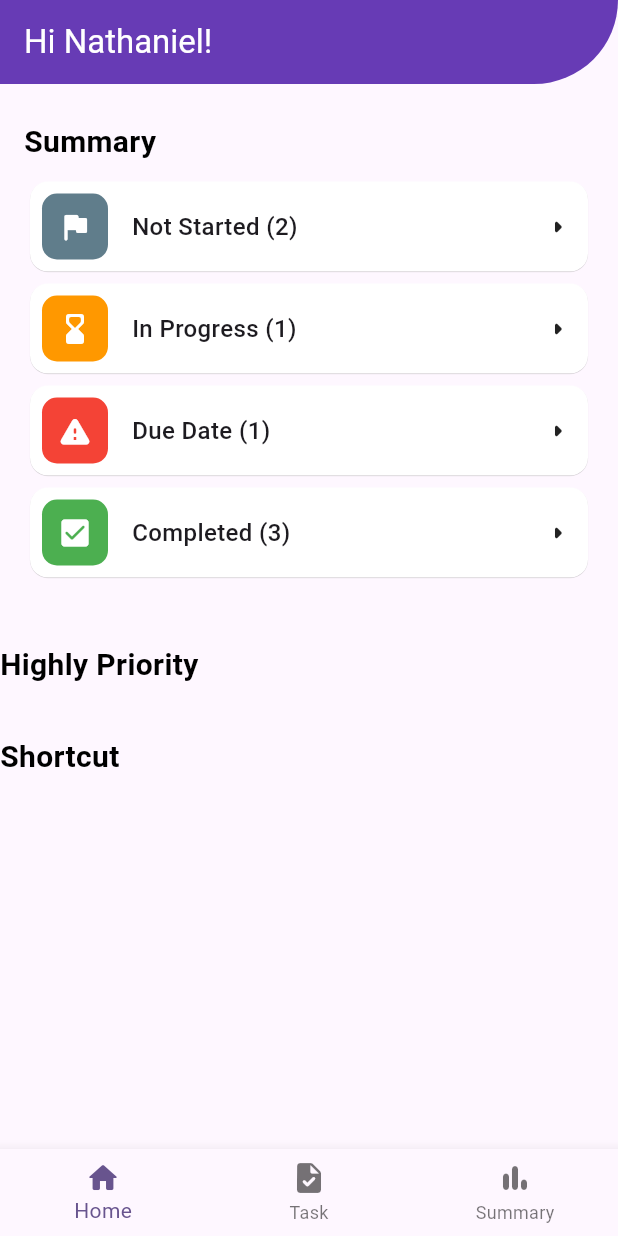
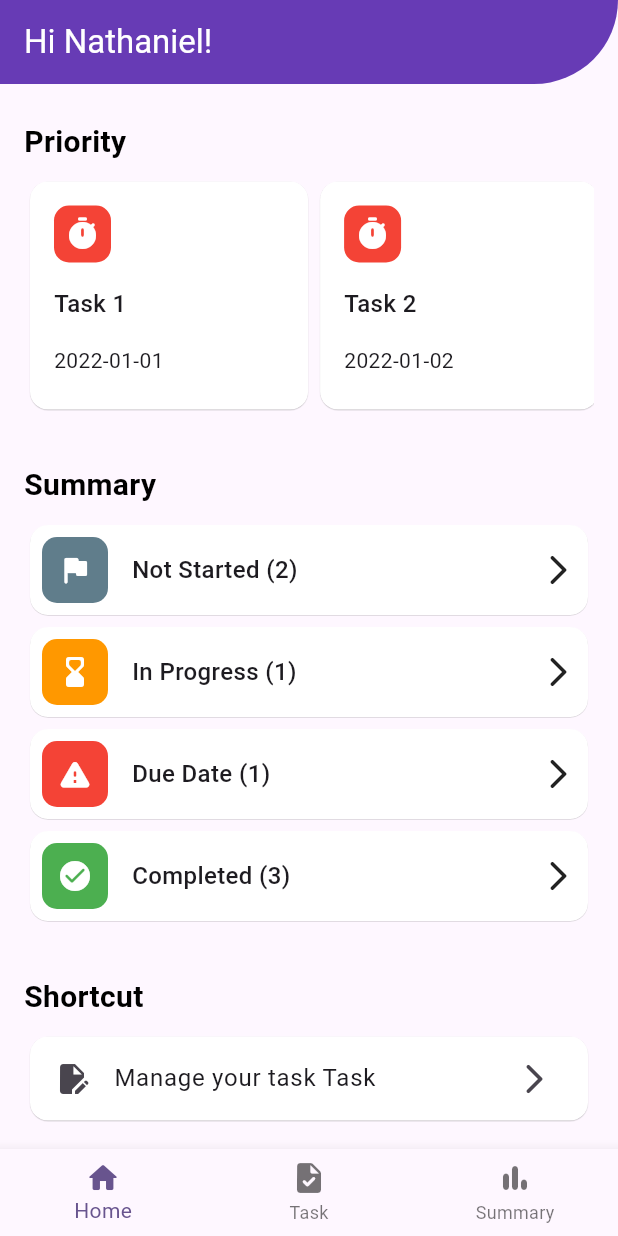
Before and after one commit to nnieru/managely_app, a Flutter app: the screen it shows after launch, on a phone screen of 412 x 824 dp. Run offline on Flutter 3.47's test engine with Material 3 defaults, Android fonts, the phone set to English and light mode, and no system bars; our stand-ins replace flutter_bloc, go_router; missing offline and left inert: dart:ffi.

Commit message:
finish home ui

```diff
--- /dev/null
+++ b/lib/commons/widgets/task_priority_card.dart
@@ -0,0 +1,57 @@
+import 'package:flutter/material.dart';
+
+class TaskPriorityCard extends StatelessWidget {
+  const TaskPriorityCard(
+      {super.key,
+      required this.id,
+      required this.title,
+      required this.duedate,
+      required this.onTap});
+  final String id;
+  final String title;
+  final String duedate;
+  final Function(String id) onTap;
+
+  @override
+  Widget build(BuildContext context) {
+    return Card(
+        color: Colors.white,
+        elevation: 0.3,
+        clipBehavior: Clip.hardEdge,
+        child: InkWell(
+          onTap: () {
+            onTap(id);
+          },
+          child: Container(
+            width: MediaQuery.of(context).size.width * 0.45,
+            padding: const EdgeInsets.all(16),
+            child: Column(
+              spacing: 16,
+              crossAxisAlignment: CrossAxisAlignment.start,
+              children: [
+                Container(
+                  height: 38,
+                  width: 38,
+                  decoration: BoxDecoration(
+                      color: Colors.red,
+                      borderRadius: BorderRadius.circular(10.0)),
+                  child: Icon(
+                    Icons.timer_rounded,
+                    color: Colors.white,
+                  ),
+                ),
+                Text(
+                  overflow: TextOverflow.ellipsis,
+                  title,
+                  style: TextStyle(fontSize: 16, fontWeight: FontWeight.w500),
+                ),
+                Text(
+                  duedate,
+                  style: TextStyle(fontSize: 14),
+                ),
+              ],
+            ),
+          ),
+        ));
+  }
+}
--- a/lib/commons/widgets/task_summary_card.dart
+++ b/lib/commons/widgets/task_summary_card.dart
@@ -53,7 +53,7 @@ class TaskSummaryCard extends StatelessWidget {
                 ],
               ),
               const Icon(
-                Icons.arrow_right_rounded,
+                Icons.arrow_forward_ios_rounded,
               )
             ],
           ),
--- /dev/null
+++ b/lib/pages/home/model/summary_model.dart
@@ -0,0 +1,50 @@
+import 'package:flutter/material.dart';
+
+class SummaryModel {
+  final String id;
+  final String title;
+  final String value;
+  final IconData icon;
+  final Color iconColor;
+
+  const SummaryModel({
+    required this.id,
+    required this.title,
+    required this.value,
+    required this.icon,
+    required this.iconColor,
+  });
+
+  static List<SummaryModel> getDummySummaryList() {
+    return [
+      SummaryModel(
+        id: 'notstarted',
+        title: 'Not Started',
+        value: '2',
+        icon: Icons.flag_rounded,
+        iconColor: Colors.blueGrey,
+      ),
+      SummaryModel(
+        id: 'inprogress',
+        title: 'In Progress',
+        value: '1',
+        icon: Icons.hourglass_bottom_rounded,
+        iconColor: Colors.orange,
+      ),
+      SummaryModel(
+        id: 'duedate',
+        title: 'Due Date',
+        value: '1',
+        icon: Icons.warning_rounded,
+        iconColor: Colors.red,
+      ),
+      SummaryModel(
+        id: 'completed',
+        title: 'Completed',
+        value: '3',
+        icon: Icons.check_circle_rounded,
+        iconColor: Colors.green,
+      ),
+    ];
+  }
+}
--- /dev/null
+++ b/lib/pages/home/model/task_priority_model.dart
@@ -0,0 +1,61 @@
+class TaskPriorityModel {
+  final String id;
+  final String title;
+  final String duedate;
+
+  const TaskPriorityModel({
+    required this.id,
+    required this.title,
+    required this.duedate,
+  });
+
+  static List<TaskPriorityModel> getDummyTaskPriorityList() {
+    return [
+      TaskPriorityModel(
+        id: '1',
+        title: 'Task 1',
+        duedate: '2022-01-01',
+      ),
+      TaskPriorityModel(
+        id: '2',
+        title: 'Task 2',
+        duedate: '2022-01-02',
+      ),
+      TaskPriorityModel(
+        id: '3',
+        title: 'Task 3',
+        duedate: '2022-01-03',
+      ),
+      TaskPriorityModel(
+        id: '4',
+        title: 'Task 4',
+        duedate: '2022-01-04',
+      ),
+      TaskPriorityModel(
+        id: '5',
+        title: 'Task 5',
+        duedate: '2022-01-05',
+      ),
+      TaskPriorityModel(
+        id: '6',
+        title: 'Task 6',
+        duedate: '2022-01-06',
+      ),
+      TaskPriorityModel(
+        id: '7',
+        title: 'Task 7',
+        duedate: '2022-01-07',
+      ),
+      TaskPriorityModel(
+        id: '8',
+        title: 'Task 8',
+        duedate: '2022-01-08',
+      ),
+      TaskPriorityModel(
+        id: '9',
+        title: 'Task 9',
+        duedate: '2022-01-09',
+      ),
+    ];
+  }
+}
--- a/lib/pages/home/view/home_page.dart
+++ b/lib/pages/home/view/home_page.dart
@@ -1,10 +1,13 @@
 import 'package:flutter/material.dart';
 import 'package:go_router/go_router.dart';
 import 'package:managely/commons/widgets/section_title.dart';
+import 'package:managely/commons/widgets/task_priority_card.dart';
 import 'package:managely/commons/widgets/task_summary_card.dart';
+import 'package:managely/pages/home/model/summary_model.dart';
+import 'package:managely/pages/home/model/task_priority_model.dart';
 
-class HomaPage extends StatelessWidget {
-  const HomaPage({super.key});
+class HomePage extends StatelessWidget {
+  const HomePage({super.key});
 
   @override
   Widget build(BuildContext context) {
@@ -15,83 +18,134 @@ class HomaPage extends StatelessWidget {
           'Hi Nathaniel!',
           style: TextStyle(color: Colors.white),
         ),
-          shape: RoundedRectangleBorder(
+        shape: const RoundedRectangleBorder(
           borderRadius: BorderRadius.only(
             bottomRight: Radius.circular(60),
-          )),
+          ),
+        ),
         elevation: 1,
       ),
       body: SafeArea(
         child: SingleChildScrollView(
           child: Column(
             crossAxisAlignment: CrossAxisAlignment.start,
-            spacing: 16,
-            children: [
-              Container(
-                padding: const EdgeInsets.all(16),
-                child: Column(
-                  crossAxisAlignment: CrossAxisAlignment.start,
-                  children: [
-                    SectionTitle(title: 'Summary'),
-                    TaskSummaryCard(
-                      id: 'notstarted',
-                      onTap: (id) {
-                        context.go('/task', extra: id);
-                      },
-                      icon: const Icon(
-                        Icons.flag_rounded,
-                        color: Colors.white,
+            children: const [
+              SectionContainer(
+                title: 'Priority',
+                child: PriorityList(),
               ),
-                      iconColor: Colors.blueGrey,
-                      title: 'Not Started',
-                      value: '2',
+              SectionContainer(
+                title: 'Summary',
+                child: SummaryList(),
               ),
-                    TaskSummaryCard(
-                      id: 'inprogress',
-                      onTap: (id) {
-                        context.go('/task', extra: id);
-                      },
-                      icon: const Icon(
-                        Icons.hourglass_bottom_rounded,
-                        color: Colors.white,
-                      ),
-                      iconColor: Colors.orange,
-                      title: 'In Progress',
-                      value: '1',
-                    ),
-                    TaskSummaryCard(
-                      id: 'duedate',
-                      onTap: (id) {
-                        context.go('/task', extra: id);
-                      },
-                      icon: const Icon(
-                        Icons.warning_rounded,
-                        color: Colors.white,
-                      ),
-                      iconColor: Colors.red,
-                      title: 'Due Date',
-                      value: '1',
-                    ),
-                    TaskSummaryCard(
-                      id: 'completed',
-                      onTap: (id) {
-                        context.go('/task', extra: id);
-                      },
-                      icon: const Icon(
-                        Icons.check_box_rounded,
-                        color: Colors.white,
-                      ),
-                      iconColor: Colors.green,
-                      title: 'Completed',
-                      value: '3',
+              SectionContainer(
+                title: 'Shortcut',
+                child: ShortcutCard(),
               ),
             ],
           ),
         ),
-              SectionTitle(title: 'Highly Priority'),
-              SectionTitle(title: 'Shortcut')
+      ),
+    );
+  }
+}
+
+class SectionContainer extends StatelessWidget {
+  final String title;
+  final Widget child;
+
+  const SectionContainer({
+    required this.title,
+    required this.child,
+    super.key,
+  });
+
+  @override
+  Widget build(BuildContext context) {
+    return Container(
+      padding: const EdgeInsets.only(top: 16, left: 16, right: 16, bottom: 8),
+      child: Column(
+        crossAxisAlignment: CrossAxisAlignment.start,
+        children: [
+          SectionTitle(title: title),
+          child,
         ],
       ),
-        )));
+    );
   }
 }
+
+class SummaryList extends StatelessWidget {
+  const SummaryList({super.key});
+
+  @override
+  Widget build(BuildContext context) {
+    final summaryList = SummaryModel.getDummySummaryList();
+    return ListView.builder(
+      itemBuilder: (context, index) {
+        final summary = summaryList[index];
+        return TaskSummaryCard(
+          key: ValueKey(summary.id),
+          icon: Icon(summary.icon, color: Colors.white),
+          title: summary.title,
+          value: summary.value,
+          onTap: (id) => context.go('/task', extra: id),
+          id: summary.id,
+          iconColor: summary.iconColor,
+        );
+      },
+      itemCount: summaryList.length,
+      shrinkWrap: true,
+      primary: false,
+      physics: const NeverScrollableScrollPhysics(),
+    );
+  }
+}
+
+class PriorityList extends StatelessWidget {
+  const PriorityList({super.key});
+
+  @override
+  Widget build(BuildContext context) {
+    final priorityList = TaskPriorityModel.getDummyTaskPriorityList();
+    return SizedBox(
+      height: 160,
+      child: ListView.builder(
+        itemBuilder: (context, index) {
+          final priority = priorityList[index];
+          return TaskPriorityCard(
+            key: ValueKey(priority.id),
+            id: priority.id,
+            title: priority.title,
+            duedate: priority.duedate,
+            onTap: (id) => context.go('/task/detail/$id'),
+          );
+        },
+        itemCount: priorityList.length,
+        scrollDirection: Axis.horizontal,
+        physics: const ClampingScrollPhysics(),
+      ),
+    );
+  }
+}
+
+class ShortcutCard extends StatelessWidget {
+  const ShortcutCard({super.key});
+
+  @override
+  Widget build(BuildContext context) {
+    return Card(
+      clipBehavior: Clip.hardEdge,
+      elevation: 0.3,
+      color: Colors.white,
+      child: InkWell(
+        onTap: () => context.go('/task'),
+        child: const ListTile(
+          leading: Icon(Icons.edit_document),
+          title: Text('Manage your task Task'),
+          trailing: Icon(Icons.arrow_forward_ios_rounded),
+        ),
+      ),
+    );
+  }
+}
--- a/lib/pages/main/view/main_page.dart
+++ b/lib/pages/main/view/main_page.dart
@@ -12,7 +12,7 @@ class MainPage extends StatelessWidget {
 
   @override
   Widget build(BuildContext context) {
-    List<Widget> items = [HomaPage(), TaskPage(), SummaryPage()];
+    List<Widget> items = [HomePage(), TaskPage(), SummaryPage()];
 
     return Scaffold(
       body: navigationShell,
--- a/lib/pages/task/view/task_page.dart
+++ b/lib/pages/task/view/task_page.dart
@@ -1,4 +1,5 @@
 import 'package:flutter/material.dart';
+import 'package:go_router/go_router.dart';
 
 class TaskPage extends StatelessWidget {
   const TaskPage({super.key, this.filterId = ""});
@@ -6,6 +7,18 @@ class TaskPage extends StatelessWidget {
 
   @override
   Widget build(BuildContext context) {
-    return Center(child: Text('Task Page with filterId: $filterId'));
+    return Scaffold(
+      floatingActionButton: FloatingActionButton(
+        backgroundColor: Colors.deepPurple,
+        onPressed: () {
+          context.go('/task/create');
+        },
+        child: const Icon(
+          Icons.add_rounded,
+          color: Colors.white,
+        ),
+      ),
+      body: Container(),
+    );
   }
 }
--- a/lib/routes/routes.dart
+++ b/lib/routes/routes.dart
@@ -25,7 +25,7 @@ class RouterFactory {
                     routes: [
                       GoRoute(
                         path: '/home',
-                        builder: (context, state) => HomaPage(),
+                        builder: (context, state) => HomePage(),
                       ),
                     ]),
                 StatefulShellBranch(
@@ -39,7 +39,18 @@ class RouterFactory {
                             return TaskPage(
                               filterId: filterId,
                             );
-                          }),
+                          },
+                          routes: [
+                            GoRoute(
+                                parentNavigatorKey: _rootNavigatorKey,
+                                path: 'create',
+                                pageBuilder: (context, state) => MaterialPage(
+                                      child: Scaffold(
+                                        body:
+                                            Center(child: Text('create page')),
+                                      ),
+                                    ))
+                          ]),
                     ]),
                 StatefulShellBranch(
                     navigatorKey:
```
Lines whose indentation alone changed are shown as unchanged.
